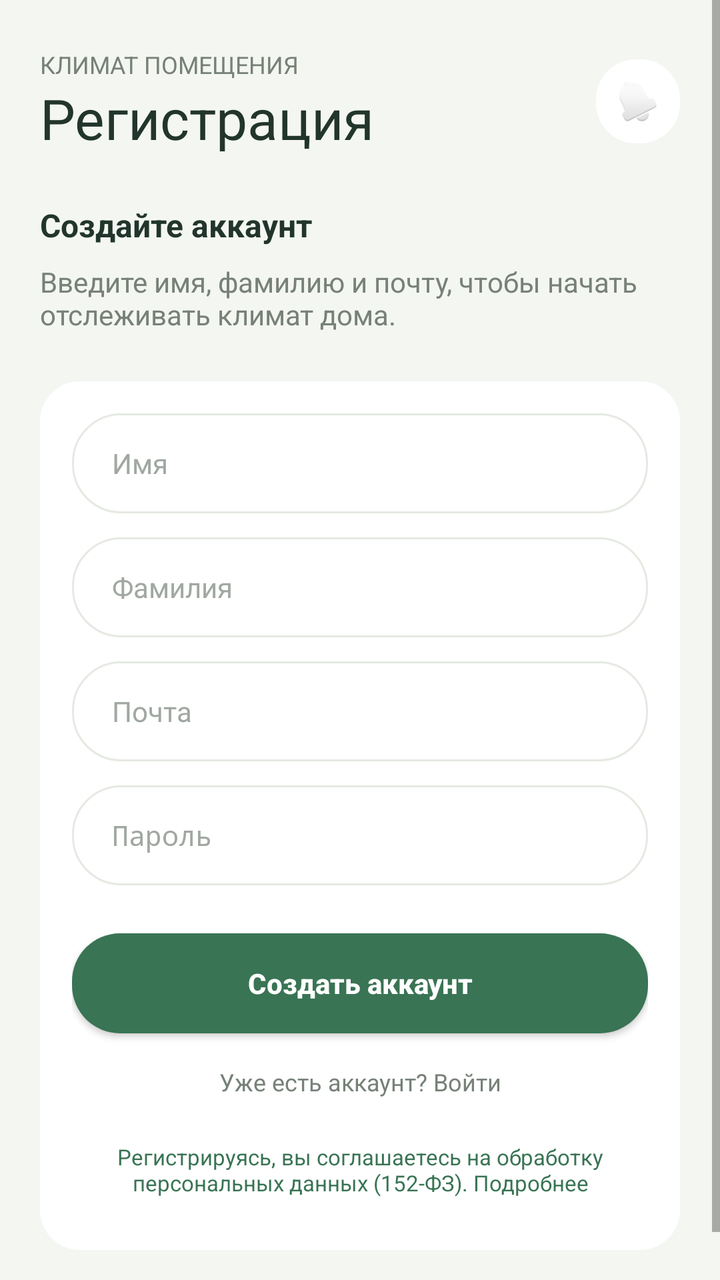
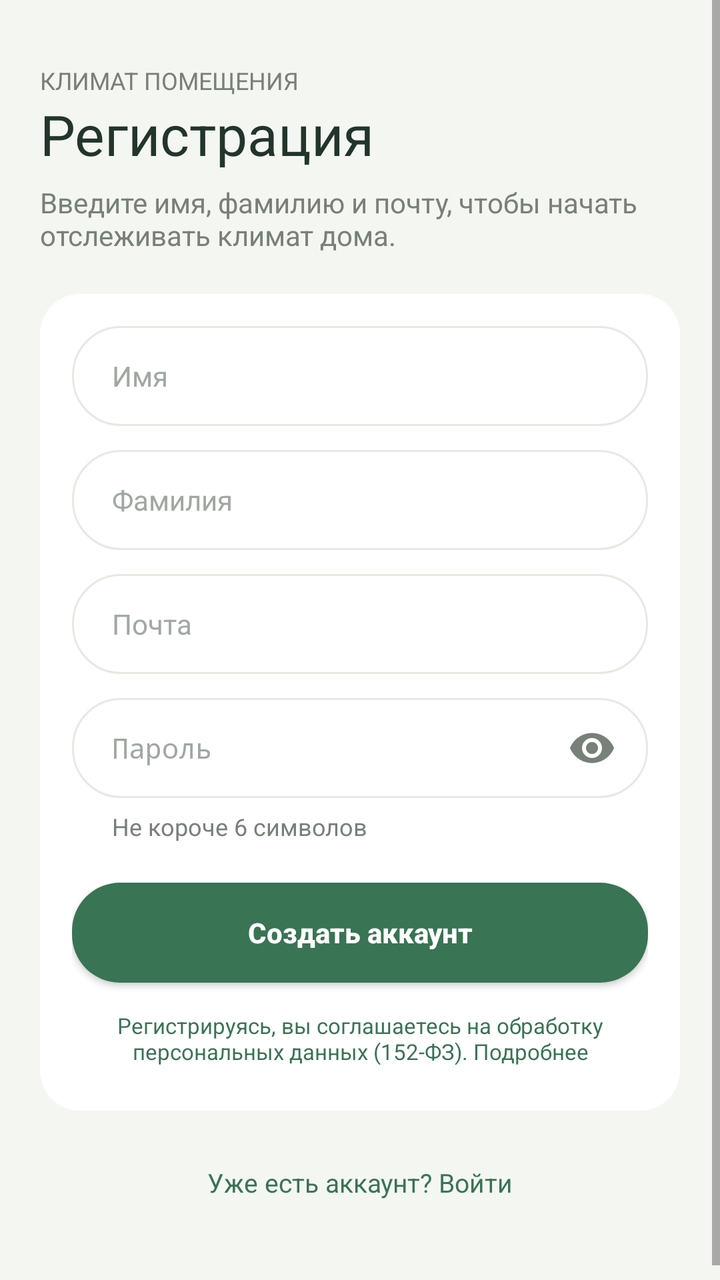

An Android layout rendered at two revisions. The XML below is the earlier revision; the diff shows what the commit changed to produce the second picture.
<!-- AndroidManifest.xml: application theme Theme.RoomClimate -->
<!-- res/layout/activity_register.xml -->
<?xml version="1.0" encoding="utf-8"?>
<ScrollView xmlns:android="http://schemas.android.com/apk/res/android"
    xmlns:app="http://schemas.android.com/apk/res-auto"
    android:layout_width="match_parent"
    android:layout_height="match_parent"
    android:background="@color/bg_default"
    android:fillViewport="true">

    <LinearLayout
        android:layout_width="match_parent"
        android:layout_height="wrap_content"
        android:orientation="vertical"
        android:paddingStart="20dp"
        android:paddingEnd="20dp"
        android:paddingTop="24dp"
        android:paddingBottom="40dp">

        
        <LinearLayout
            android:layout_width="match_parent"
            android:layout_height="wrap_content"
            android:gravity="center_vertical"
            android:orientation="horizontal">

            <LinearLayout
                android:layout_width="0dp"
                android:layout_height="wrap_content"
                android:layout_weight="1"
                android:orientation="vertical">
                <TextView
                    android:layout_width="wrap_content"
                    android:layout_height="wrap_content"
                    android:text="@string/header_label"
                    android:textColor="@color/gray_text"
                    android:textSize="12sp" />
                <TextView
                    android:layout_width="wrap_content"
                    android:layout_height="wrap_content"
                    android:text="@string/register_title"
                    android:textColor="@color/dark_text"
                    android:textSize="28sp" />
            </LinearLayout>

            
            <ImageView
                android:layout_width="42dp"
                android:layout_height="42dp"
                android:background="@drawable/bg_white_card"
                android:padding="11dp"
                android:src="@android:drawable/ic_popup_reminder"
                app:tint="@color/dark_text" />
        </LinearLayout>

        
        <TextView
            android:layout_width="wrap_content"
            android:layout_height="wrap_content"
            android:layout_marginTop="24dp"
            android:text="@string/register_subtitle"
            android:textColor="@color/dark_text"
            android:textSize="16sp"
            android:textStyle="bold" />

        <TextView
            android:layout_width="wrap_content"
            android:layout_height="wrap_content"
            android:layout_marginTop="8dp"
            android:text="@string/register_desc"
            android:textColor="@color/gray_text"
            android:textSize="14sp" />

        
        <LinearLayout
            android:layout_width="match_parent"
            android:layout_height="wrap_content"
            android:layout_marginTop="24dp"
            android:background="@drawable/bg_white_card"
            android:orientation="vertical"
            android:padding="16dp">

            <EditText
                android:id="@+id/editName"
                android:layout_width="match_parent"
                android:layout_height="50dp"
                android:background="@drawable/bg_input_field"
                android:hint="@string/hint_name"
                android:paddingStart="20dp"
                android:paddingEnd="20dp"
                android:textColor="@color/dark_text"
                android:textColorHint="@color/gray_text_light"
                android:textSize="14sp" />

            <EditText
                android:id="@+id/editSurname"
                android:layout_width="match_parent"
                android:layout_height="50dp"
                android:layout_marginTop="12dp"
                android:background="@drawable/bg_input_field"
                android:hint="@string/hint_surname"
                android:paddingStart="20dp"
                android:paddingEnd="20dp"
                android:textColor="@color/dark_text"
                android:textColorHint="@color/gray_text_light"
                android:textSize="14sp" />

            <EditText
                android:id="@+id/editEmailReg"
                android:layout_width="match_parent"
                android:layout_height="50dp"
                android:layout_marginTop="12dp"
                android:background="@drawable/bg_input_field"
                android:hint="@string/hint_email_reg"
                android:inputType="textEmailAddress"
                android:paddingStart="20dp"
                android:paddingEnd="20dp"
                android:textColor="@color/dark_text"
                android:textColorHint="@color/gray_text_light"
                android:textSize="14sp" />

            <EditText
                android:id="@+id/editPasswordReg"
                android:layout_width="match_parent"
                android:layout_height="50dp"
                android:layout_marginTop="12dp"
                android:background="@drawable/bg_input_field"
                android:hint="@string/hint_password"
                android:inputType="textPassword"
                android:paddingStart="20dp"
                android:paddingEnd="20dp"
                android:textColor="@color/dark_text"
                android:textColorHint="@color/gray_text_light"
                android:textSize="14sp" />

            <Button
                android:id="@+id/btnCreateAccount"
                android:layout_width="match_parent"
                android:layout_height="50dp"
                android:layout_marginTop="24dp"
                app:backgroundTint="@null"
                android:background="@drawable/bg_btn_primary"
                android:text="@string/btn_create_account"
                android:textAllCaps="false"
                android:textColor="@color/white"
                android:textSize="14sp"
                android:textStyle="bold" />

            <TextView
                android:id="@+id/tvGoToLogin"
                android:layout_width="match_parent"
                android:layout_height="wrap_content"
                android:layout_marginTop="16dp"
                android:text="@string/already_have_account"
                android:textColor="@color/gray_text"
                android:textSize="12sp"
                android:gravity="center" />

            
            <TextView
                android:id="@+id/tvPrivacy"
                android:layout_width="match_parent"
                android:layout_height="wrap_content"
                android:layout_marginTop="12dp"
                android:minHeight="48dp"
                android:gravity="center"
                android:text="@string/privacy_notice"
                android:textColor="@color/green_primary"
                android:textSize="11sp" />
        </LinearLayout>
    </LinearLayout>
</ScrollView>
<!-- resources referenced by this layout -->
<resources>
  <color name="bg_default">#F4F6F2</color>
  <color name="dark_text">#22352C</color>
  <color name="gray_text">#778178</color>
  <color name="gray_text_light">#A0A8A1</color>
  <color name="green_primary">#397454</color>
  <color name="white">#FFFFFF</color>
  <!-- drawable bg_btn_primary (drawable) -->
  <?xml version="1.0" encoding="utf-8"?>
  <shape xmlns:android="http://schemas.android.com/apk/res/android" android:shape="rectangle">
      <solid android:color="@color/green_primary" />
      <corners android:radius="24dp" />
  </shape>
  <!-- drawable bg_input_field (drawable) -->
  <?xml version="1.0" encoding="utf-8"?>
  <shape xmlns:android="http://schemas.android.com/apk/res/android" android:shape="rectangle">
      <solid android:color="@color/surface" />
      <corners android:radius="24dp" />
      <stroke android:width="1dp" android:color="@color/gray_light" />
  </shape>
  <!-- drawable bg_white_card (drawable) -->
  <?xml version="1.0" encoding="utf-8"?>
  <shape xmlns:android="http://schemas.android.com/apk/res/android" android:shape="rectangle">
      <solid android:color="@color/surface" />
      <corners android:radius="20dp" />
  </shape>
  <string name="already_have_account">Уже есть аккаунт? Войти</string>
  <string name="btn_create_account">Создать аккаунт</string>
  <string name="header_label">КЛИМАТ ПОМЕЩЕНИЯ</string>
  <string name="hint_email_reg">Почта</string>
  <string name="hint_name">Имя</string>
  <string name="hint_password">Пароль</string>
  <string name="hint_surname">Фамилия</string>
  <string name="privacy_notice">Регистрируясь, вы соглашаетесь на обработку персональных данных (152-ФЗ). Подробнее</string>
  <string name="register_desc">Введите имя, фамилию и почту, чтобы начать\nотслеживать климат дома.</string>
  <string name="register_subtitle">Создайте аккаунт</string>
  <string name="register_title">Регистрация</string>
  <style name="Theme.RoomClimate" parent="Base.Theme.RoomClimate" />
  <color name="surface">#FFFFFF</color>
  <color name="gray_light">#E5EAE2</color>
  <style name="Base.Theme.RoomClimate" parent="Theme.AppCompat.DayNight.NoActionBar">
          
      </style>
</resources>

<!-- the commit's change to res/layout/activity_register.xml (unified diff, before → after) -->
@@ -8,63 +8,33 @@
 
     <LinearLayout
         android:layout_width="match_parent"
-        android:layout_height="wrap_content"
+        android:layout_height="match_parent"
+        android:gravity="center_vertical"
         android:orientation="vertical"
         android:paddingStart="20dp"
+        android:paddingTop="32dp"
         android:paddingEnd="20dp"
-        android:paddingTop="24dp"
-        android:paddingBottom="40dp">
-
-        
-        <LinearLayout
-            android:layout_width="match_parent"
-            android:layout_height="wrap_content"
-            android:gravity="center_vertical"
-            android:orientation="horizontal">
-
-            <LinearLayout
-                android:layout_width="0dp"
-                android:layout_height="wrap_content"
-                android:layout_weight="1"
-                android:orientation="vertical">
-                <TextView
-                    android:layout_width="wrap_content"
-                    android:layout_height="wrap_content"
-                    android:text="@string/header_label"
-                    android:textColor="@color/gray_text"
-                    android:textSize="12sp" />
-                <TextView
-                    android:layout_width="wrap_content"
-                    android:layout_height="wrap_content"
-                    android:text="@string/register_title"
-                    android:textColor="@color/dark_text"
-                    android:textSize="28sp" />
-            </LinearLayout>
-
-            
-            <ImageView
-                android:layout_width="42dp"
-                android:layout_height="42dp"
-                android:background="@drawable/bg_white_card"
-                android:padding="11dp"
-                android:src="@android:drawable/ic_popup_reminder"
-                app:tint="@color/dark_text" />
-        </LinearLayout>
-
-        
-        <TextView
-            android:layout_width="wrap_content"
-            android:layout_height="wrap_content"
-            android:layout_marginTop="24dp"
-            android:text="@string/register_subtitle"
-            android:textColor="@color/dark_text"
-            android:textSize="16sp"
-            android:textStyle="bold" />
+        android:paddingBottom="32dp">
 
         <TextView
             android:layout_width="wrap_content"
             android:layout_height="wrap_content"
-            android:layout_marginTop="8dp"
+            android:text="@string/header_label"
+            android:textColor="@color/gray_text"
+            android:textSize="12sp" />
+
+        <TextView
+            android:layout_width="wrap_content"
+            android:layout_height="wrap_content"
+            android:accessibilityHeading="true"
+            android:text="@string/register_title"
+            android:textColor="@color/dark_text"
+            android:textSize="28sp" />
+
+        <TextView
+            android:layout_width="wrap_content"
+            android:layout_height="wrap_content"
+            android:layout_marginTop="6dp"
             android:text="@string/register_desc"
             android:textColor="@color/gray_text"
             android:textSize="14sp" />
@@ -73,7 +43,7 @@
         <LinearLayout
             android:layout_width="match_parent"
             android:layout_height="wrap_content"
-            android:layout_marginTop="24dp"
+            android:layout_marginTop="20dp"
             android:background="@drawable/bg_white_card"
             android:orientation="vertical"
             android:padding="16dp">
@@ -82,8 +52,10 @@
                 android:id="@+id/editName"
                 android:layout_width="match_parent"
                 android:layout_height="50dp"
+                android:autofillHints="givenName"
                 android:background="@drawable/bg_input_field"
                 android:hint="@string/hint_name"
+                android:inputType="textPersonName|textCapWords"
                 android:paddingStart="20dp"
                 android:paddingEnd="20dp"
                 android:textColor="@color/dark_text"
@@ -95,8 +67,10 @@
                 android:layout_width="match_parent"
                 android:layout_height="50dp"
                 android:layout_marginTop="12dp"
+                android:autofillHints="familyName"
                 android:background="@drawable/bg_input_field"
                 android:hint="@string/hint_surname"
+                android:inputType="textPersonName|textCapWords"
                 android:paddingStart="20dp"
                 android:paddingEnd="20dp"
                 android:textColor="@color/dark_text"
@@ -108,6 +82,7 @@
                 android:layout_width="match_parent"
                 android:layout_height="50dp"
                 android:layout_marginTop="12dp"
+                android:autofillHints="emailAddress"
                 android:background="@drawable/bg_input_field"
                 android:hint="@string/hint_email_reg"
                 android:inputType="textEmailAddress"
@@ -117,54 +92,81 @@
                 android:textColorHint="@color/gray_text_light"
                 android:textSize="14sp" />
 
-            <EditText
-                android:id="@+id/editPasswordReg"
+            <FrameLayout
                 android:layout_width="match_parent"
                 android:layout_height="50dp"
-                android:layout_marginTop="12dp"
-                android:background="@drawable/bg_input_field"
-                android:hint="@string/hint_password"
-                android:inputType="textPassword"
-                android:paddingStart="20dp"
-                android:paddingEnd="20dp"
-                android:textColor="@color/dark_text"
-                android:textColorHint="@color/gray_text_light"
-                android:textSize="14sp" />
+                android:layout_marginTop="12dp">
+
+                <EditText
+                    android:id="@+id/editPasswordReg"
+                    android:layout_width="match_parent"
+                    android:layout_height="match_parent"
+                    android:autofillHints="newPassword"
+                    android:background="@drawable/bg_input_field"
+                    android:hint="@string/hint_password"
+                    android:inputType="textPassword"
+                    android:paddingStart="20dp"
+                    android:paddingEnd="52dp"
+                    android:textColor="@color/dark_text"
+                    android:textColorHint="@color/gray_text_light"
+                    android:textSize="14sp" />
+
+                <ImageButton
+                    android:id="@+id/btnTogglePasswordReg"
+                    android:layout_width="48dp"
+                    android:layout_height="48dp"
+                    android:layout_gravity="end|center_vertical"
+                    android:layout_marginEnd="4dp"
+                    android:background="?attr/selectableItemBackgroundBorderless"
+                    android:contentDescription="@string/password_show"
+                    android:padding="12dp"
+                    android:src="@drawable/ic_eye" />
+            </FrameLayout>
+
+            <TextView
+                android:layout_width="wrap_content"
+                android:layout_height="wrap_content"
+                android:layout_marginStart="20dp"
+                android:layout_marginTop="6dp"
+                android:text="@string/password_rules"
+                android:textColor="@color/gray_text"
+                android:textSize="12sp" />
 
             <Button
                 android:id="@+id/btnCreateAccount"
                 android:layout_width="match_parent"
                 android:layout_height="50dp"
-                android:layout_marginTop="24dp"
-                app:backgroundTint="@null"
+                android:layout_marginTop="20dp"
                 android:background="@drawable/bg_btn_primary"
                 android:text="@string/btn_create_account"
                 android:textAllCaps="false"
                 android:textColor="@color/white"
                 android:textSize="14sp"
-                android:textStyle="bold" />
-
-            <TextView
-                android:id="@+id/tvGoToLogin"
-                android:layout_width="match_parent"
-                android:layout_height="wrap_content"
-                android:layout_marginTop="16dp"
-                android:text="@string/already_have_account"
-                android:textColor="@color/gray_text"
-                android:textSize="12sp"
-                android:gravity="center" />
+                android:textStyle="bold"
+                app:backgroundTint="@null" />
 
             
             <TextView
                 android:id="@+id/tvPrivacy"
                 android:layout_width="match_parent"
                 android:layout_height="wrap_content"
-                android:layout_marginTop="12dp"
-                android:minHeight="48dp"
+                android:layout_marginTop="8dp"
                 android:gravity="center"
+                android:minHeight="40dp"
                 android:text="@string/privacy_notice"
                 android:textColor="@color/green_primary"
                 android:textSize="11sp" />
         </LinearLayout>
+
+        <TextView
+            android:id="@+id/tvGoToLogin"
+            android:layout_width="match_parent"
+            android:layout_height="wrap_content"
+            android:layout_marginTop="12dp"
+            android:gravity="center"
+            android:minHeight="48dp"
+            android:text="@string/already_have_account"
+            android:textColor="@color/green_primary"
+            android:textSize="13sp" />
     </LinearLayout>
 </ScrollView>
<!-- resource entries referenced after the edit -->
@@ -25,6 +25,14 @@
       <solid android:color="@color/surface" />
       <corners android:radius="20dp" />
   </shape>
+  <!-- drawable ic_eye (drawable) -->
+  <?xml version="1.0" encoding="utf-8"?>
+  <vector xmlns:android="http://schemas.android.com/apk/res/android"
+      android:width="24dp" android:height="24dp"
+      android:viewportWidth="24" android:viewportHeight="24"
+      android:tint="@color/gray_text">
+      <path android:fillColor="#FFFFFFFF" android:pathData="M12,4.5C7,4.5 2.73,7.61 1,12c1.73,4.39 6,7.5 11,7.5s9.27,-3.11 11,-7.5c-1.73,-4.39 -6,-7.5 -11,-7.5zM12,17c-2.76,0 -5,-2.24 -5,-5s2.24,-5 5,-5 5,2.24 5,5 -2.24,5 -5,5zM12,9c-1.66,0 -3,1.34 -3,3s1.34,3 3,3 3,-1.34 3,-3 -1.34,-3 -3,-3z" />
+  </vector>
   <string name="already_have_account">Уже есть аккаунт? Войти</string>
   <string name="btn_create_account">Создать аккаунт</string>
   <string name="header_label">КЛИМАТ ПОМЕЩЕНИЯ</string>
@@ -32,15 +40,19 @@
   <string name="hint_name">Имя</string>
   <string name="hint_password">Пароль</string>
   <string name="hint_surname">Фамилия</string>
+  <string name="password_rules">Не короче 6 символов</string>
+  <string name="password_show">Показать пароль</string>
   <string name="privacy_notice">Регистрируясь, вы соглашаетесь на обработку персональных данных (152-ФЗ). Подробнее</string>
   <string name="register_desc">Введите имя, фамилию и почту, чтобы начать\nотслеживать климат дома.</string>
-  <string name="register_subtitle">Создайте аккаунт</string>
   <string name="register_title">Регистрация</string>
   <style name="Theme.RoomClimate" parent="Base.Theme.RoomClimate" />
   <color name="surface">#FFFFFF</color>
   <color name="gray_light">#E5EAE2</color>
   <style name="Base.Theme.RoomClimate" parent="Theme.AppCompat.DayNight.NoActionBar">
           
+          <item name="android:windowBackground">@color/bg_default</item>
+          <item name="android:windowLightStatusBar">true</item>
+          <item name="android:windowLightNavigationBar" tools:targetApi="27">true</item>
       </style>
 </resources>
 
